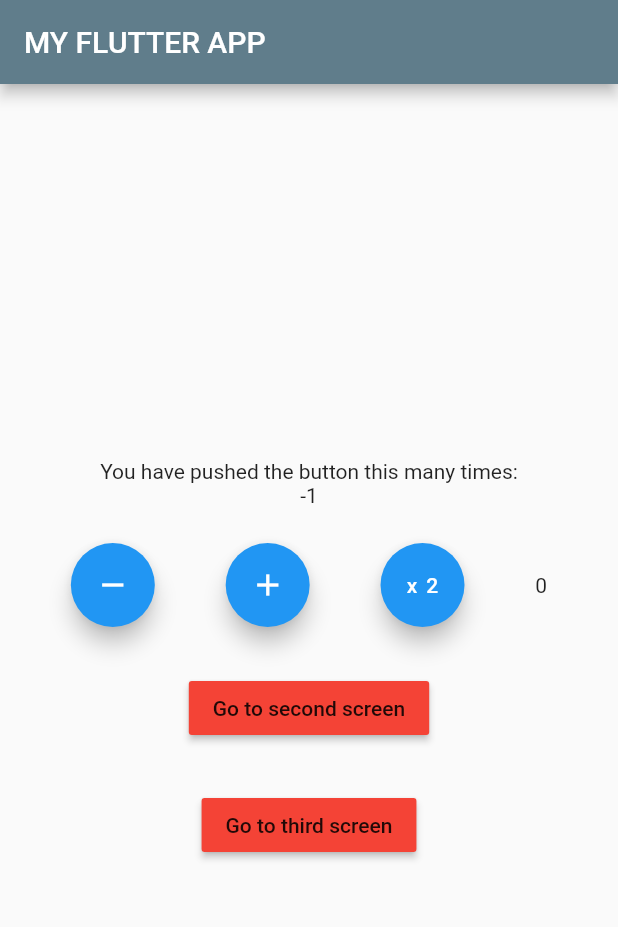
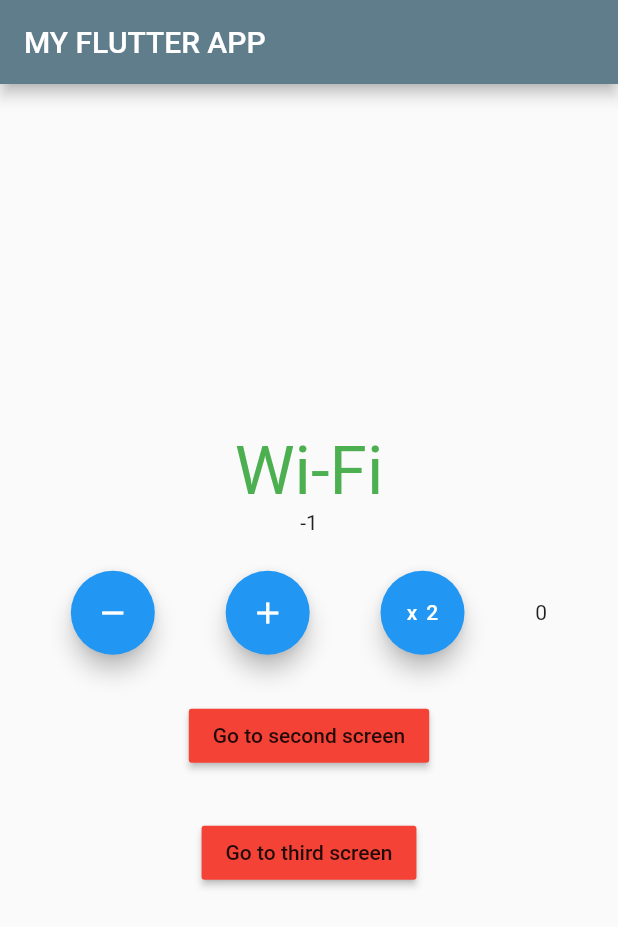
Before and after one commit to fadzlitown/my_flutter, a Flutter app: the screen it shows after launch, after a tap on the "remove" icon, on a phone screen of 412 x 824 dp. Shown: the top 927 px of the screen. Run offline on Flutter 3.47's test engine with Material 2 defaults, Android fonts, the phone set to English and light mode, and no system bars; our stand-ins replace bloc, connectivity_plus, flutter_bloc.

Commit message:
- Refactor internet_cubit.dart - Added BlocBuilder in home screen to listen internet state & rebuild UI - Made connectivity library as standalone instance - used MultiBlocProvider for InternetCubit & CounterTestCubit

```diff
--- a/lib/logic/cubit_test/counter_test_cubit.dart
+++ b/lib/logic/cubit_test/counter_test_cubit.dart
@@ -1,33 +1,27 @@
-import 'dart:async';
 import 'dart:developer';
 
 import 'package:bloc/bloc.dart';
-import 'package:flutter_practices/const/enums.dart';
-import 'package:flutter_practices/logic/internet_cubit.dart';
 import 'package:meta/meta.dart';
 
 part 'counter_test_state.dart';
 
 class CounterTestCubit extends Cubit<CounterTestState> {
-  final InternetCubit internetCubit;
-  StreamSubscription streamSubscription;
+  // final InternetCubit internetCubit;
+  // StreamSubscription streamSubscription;
 
-  CounterTestCubit({@required this.internetCubit})
+  CounterTestCubit()
       : super(CounterTestState(counterValue: 0, totalMultiplyByTwo: 0)) {
     /// need to subscribe InternetCubit (listen to it)
-    monitorInternetCubit();
+    // monitorInternetCubit();
   }
 
-  @override
-  Future<Function> close() {
-    streamSubscription.cancel();
-    super.close();
+  // => equals to return
+  void increment() {
+    return emit(CounterTestState(
+        counterValue: state.counterValue + 1,
+        wasIncremented: true,
+        totalMultiplyByTwo: state.totalMultiplyByTwo));
   }
-
-  void increment() => emit(CounterTestState(
-      counterValue: state.counterValue + 1,
-      wasIncremented: true,
-      totalMultiplyByTwo: state.totalMultiplyByTwo));
 
   void decrement() => emit(CounterTestState(
       counterValue: state.counterValue - 1,
@@ -52,16 +46,4 @@ class CounterTestCubit extends Cubit<CounterTestState> {
   void onChange(Change<CounterTestState> change) {
     log("CounterTestCubit: onChange");
   }
-
-  Future<StreamSubscription<InternetState>> monitorInternetCubit() async {
-    streamSubscription = internetCubit.listen((state) {
-      if (state is InternetConnected &&
-          state.connectionType == ConnectionType.WIFI) {
-        increment();
-      } else if (state is InternetConnected &&
-          state.connectionType == ConnectionType.MOBILE) {
-        decrement();
-      }
-    });
-  }
 }
--- a/lib/logic/internet_cubit.dart
+++ b/lib/logic/internet_cubit.dart
@@ -15,7 +15,7 @@ class InternetCubit extends Cubit<InternetState> {
   StreamSubscription connectivityStreamSubscription;
 
   InternetCubit({@required this.connectivity}) : super(InternetLoader()) {
-    monitorInternetCubit();
+    monitorInternetConnection();
   }
 
   @override
@@ -24,14 +24,14 @@ class InternetCubit extends Cubit<InternetState> {
     return super.close();
   }
 
-  StreamSubscription<ConnectivityResult> monitorInternetCubit() {
+  StreamSubscription<ConnectivityResult> monitorInternetConnection() {
     return connectivityStreamSubscription =
-        connectivity.onConnectivityChanged.listen((event) {
-      if (event == ConnectionType.WIFI) {
+        connectivity.onConnectivityChanged.listen((connectivityResult) {
+      if (connectivityResult == ConnectivityResult.wifi) {
         emit(InternetConnected(connectionType: ConnectionType.WIFI));
-      } else if (event == ConnectionType.MOBILE) {
+      } else if (connectivityResult == ConnectivityResult.mobile) {
         emit(InternetConnected(connectionType: ConnectionType.MOBILE));
-      } else if (event == ConnectionType.NONE) {
+      } else if (connectivityResult == ConnectivityResult.none) {
         emit(InternetDisconnected());
       }
     });
--- a/lib/presentation/main.dart
+++ b/lib/presentation/main.dart
@@ -1,30 +1,49 @@
 import 'dart:developer';
 
+import 'package:connectivity_plus/connectivity_plus.dart';
 import 'package:flutter/material.dart';
 import 'package:flutter_bloc/flutter_bloc.dart';
 import 'package:flutter_practices/logic/cubit_test/counter_test_cubit.dart';
+import 'package:flutter_practices/logic/internet_cubit.dart';
 import 'package:flutter_practices/presentation/router/app_router.dart';
 
 void main() {
-  runApp(MyApp());
+  runApp(MyApp(
+    connectivity: Connectivity(),
+    appRouter: AppRouter(),
+  ));
 }
 
 class MyApp extends StatelessWidget {
-  ///StatefulWidget LIFECYCLE. #https://flutterbyexample.com/lesson/stateful-widget-lifecycle
-  /// Flutter is instructed to build a StatefulWidget, it immediately calls createState(). This method must exist. like ==onCreate() android
-  final AppRouter _appRouter = AppRouter();
+  /// These instances does not depends on anything (STAND ALONE)
+  /// _appRouter = private members | appRouter = public
+  final AppRouter appRouter;
+  final Connectivity connectivity;
+
+  const MyApp({Key key, @required this.appRouter, @required this.connectivity})
+      : super(key: key);
 
   @override
   Widget build(BuildContext context) {
     log("_MyAppState: build UI");
 
     //shortcut Bloc Alt + Enter
-    return BlocProvider<CounterTestCubit>(
-      /// below telling flutter to have a single instance of Counter cubit to make it available inside the material widget
-      ///
-      /// Defining here means it's GLOBALLY ACCESS across ALL OF SCREENS inside MATERIAL APP
-      /// created CounterTestCubit() --> used in FIRST & SECOND SCREENS, THIRD SCREEN has a specific BlocProvider Cubit State
-      create: (context) => CounterTestCubit(),
+    /// this is sample of single BlocProvider return BlocProvider<CounterTestCubit>(
+
+    /// this is sample of MultiBlocProvider
+    return MultiBlocProvider(
+      providers: [
+        BlocProvider<InternetCubit>(
+          /// below telling flutter to have a single instance of Counter cubit to make it available inside the material widget
+          ///
+          /// Defining here means it's GLOBALLY ACCESS across ALL OF SCREENS inside MATERIAL APP
+          /// created CounterTestCubit() --> used in FIRST & SECOND SCREENS, THIRD SCREEN has a specific BlocProvider Cubit State
+          create: (context) => InternetCubit(connectivity: connectivity),
+        ),
+        BlocProvider<CounterTestCubit>(
+          create: (context) => CounterTestCubit(),
+        ),
+      ],
       child: MaterialApp(
         //Inside MaterialApp() provides the routes !
         title: 'Flutter Demo',
@@ -35,7 +54,7 @@ class MyApp extends StatelessWidget {
 
         ///route generator callback used when the app is navigated to a named route
         ///call method only w/o pass anything appRouter.onGenerateRoute
-        onGenerateRoute: _appRouter.onGenerateRoute,
+        onGenerateRoute: appRouter.onGenerateRoute,
       ),
     );
   }
--- a/lib/presentation/screens/home_screen.dart
+++ b/lib/presentation/screens/home_screen.dart
@@ -1,7 +1,9 @@
 import 'package:flutter/cupertino.dart';
 import 'package:flutter/material.dart';
 import 'package:flutter_bloc/flutter_bloc.dart';
+import 'package:flutter_practices/const/enums.dart';
 import 'package:flutter_practices/logic/cubit_test/counter_test_cubit.dart';
+import 'package:flutter_practices/logic/internet_cubit.dart';
 
 class HomeScreen extends StatefulWidget {
   HomeScreen({Key key, this.title, this.total, this.color}) : super(key: key);
@@ -27,10 +29,32 @@ class _HomeScreenState extends State<HomeScreen> {
         child: Column(
           mainAxisAlignment: MainAxisAlignment.center,
           children: <Widget>[
-            Text(
-              'You have pushed the button this many times:',
-            ),
-
+            BlocBuilder<InternetCubit, InternetState>(
+                builder: (context, state) {
+              if (state is InternetConnected &&
+                  state.connectionType == ConnectionType.WIFI) {
+                return Text('Wi-Fi',
+                    style: Theme.of(context).textTheme.headline3.copyWith(
+                          color: Colors.green,
+                        ));
+              } else if (state is InternetConnected &&
+                  state.connectionType == ConnectionType.MOBILE) {
+                return Text(
+                  'Mobile',
+                  style: Theme.of(context).textTheme.headline3.copyWith(
+                        color: Colors.red,
+                      ),
+                );
+              } else if (state is InternetDisconnected) {
+                return Text(
+                  'Disconnected',
+                  style: Theme.of(context).textTheme.headline3.copyWith(
+                        color: Colors.grey,
+                      ),
+                );
+              }
+              return CircularProgressIndicator();
+            }),
             //only wrap the intent widget only !! NOT THE WHOLE BODY / Column
             // BlocBuilder + BlocListener = BlocConsumer (will be re-building the UI after the func / event states has changed
             BlocConsumer<CounterTestCubit, CounterTestState>(
```
